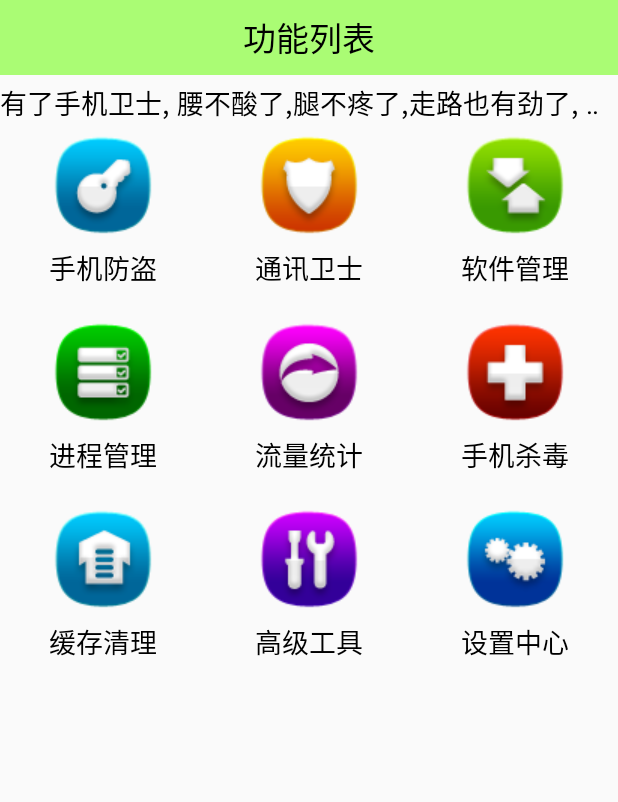
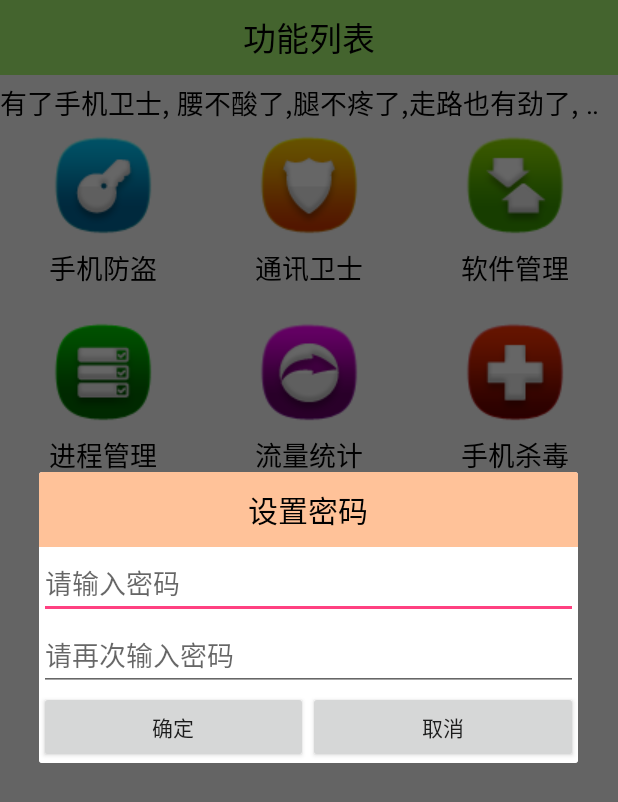
Before and after one commit to ftfrfe/PhoneGuard, an Android app: the screen it shows after launch (HomeActivity), after a tap on "手机防盗", on a phone screen of 412 x 824 dp. Shown: the top 802 px of the screen. Run offline under Robolectric (Android 15) with nearby library versions, the phone set to English and light mode, and no system bars; our stand-ins replace ButterKnife.

Commit message:
0.1.6  密码输出设置框

```diff
--- a/app/src/main/java/com/example/ggyy/phoneguard/activity/HomeActivity.java
+++ b/app/src/main/java/com/example/ggyy/phoneguard/activity/HomeActivity.java
@@ -7,15 +7,20 @@ import android.content.SharedPreferences;
 import android.os.Bundle;
 import android.text.TextUtils;
 import android.view.View;
+import android.view.View.OnClickListener;
 import android.view.ViewGroup;
 import android.widget.AdapterView;
 import android.widget.BaseAdapter;
+import android.widget.Button;
+import android.widget.EditText;
 import android.widget.GridView;
 import android.widget.AdapterView.OnItemClickListener;
 import android.widget.ImageView;
 import android.widget.TextView;
 
 import com.example.ggyy.phoneguard.R;
+import com.example.ggyy.phoneguard.utils.MD5Utils;
+import com.example.ggyy.phoneguard.utils.ToastUtils;
 
 import butterknife.Bind;
 import butterknife.ButterKnife;
@@ -34,6 +39,7 @@ public class HomeActivity extends Activity {
             R.drawable.home_taskmanager, R.drawable.home_netmanager,
             R.drawable.home_trojan, R.drawable.home_sysoptimize,
             R.drawable.home_tools, R.drawable.home_settings};
+    private Activity act = this;
 
     /**
      * 1.获取数据共享对象SharePreferences  mPerf （getSharedPreferences("congif",MODE_PREIVATE)）
@@ -87,6 +93,7 @@ public class HomeActivity extends Activity {
     }
 
     private void showPasswordInputDialog() {
+
     }
 
     private void showPasswordSetDialog() {
@@ -98,10 +105,45 @@ public class HomeActivity extends Activity {
          * 5.
          */
         AlertDialog.Builder builder = new AlertDialog.Builder(this);
-        AlertDialog dialog = builder.create();
-        View view = View.inflate(this, R.layout.dailog_input_password, null);
+        final AlertDialog dialog = builder.create();
+        View view = View.inflate(this, R.layout.dailog_set_password, null);
+        dialog.setView(view,0,0,0,0);
+        final EditText etPassword= (EditText) view.findViewById(R.id.et_password);
+        final EditText etPassworConfirm = (EditText) view.findViewById(R.id.et_password_confirm);
+
+        Button btnOk = (Button) view.findViewById(R.id.btn_ok);
+        Button btnCancel = (Button) view.findViewById(R.id.btn_cancel);
+
+        btnOk.setOnClickListener(new OnClickListener() {
+            @Override
+            public void onClick(View v) {
+                String password = etPassword.getText().toString();
+                String passwordConfirm = etPassworConfirm.getText().toString();
+
+                if(!TextUtils.isEmpty(password) && !passwordConfirm.isEmpty()){
+                    if (password.equals(passwordConfirm)){
+                        sharedPreferences.edit().putString("password",MD5Utils.encode(password)).commit();
+                        ToastUtils.showToast(act,"密码提交成功");
+                        dialog.dismiss();
+                    }
+                    else {
+                        ToastUtils.showToast(act,"两次密码不同");
+                    }
 
 
+                    }
+                else {
+                    ToastUtils.showToast(act,"输入框内容不能为空!");
+                }
+            }
+        });
+        btnCancel.setOnClickListener(new OnClickListener() {
+            @Override
+            public void onClick(View v) {
+                dialog.dismiss();
+            }
+        });
+        dialog.show();
     }
 
     class HomeAdapter extends BaseAdapter {
--- a/app/src/main/java/com/example/ggyy/phoneguard/activity/SplashActivity.java
+++ b/app/src/main/java/com/example/ggyy/phoneguard/activity/SplashActivity.java
@@ -175,17 +175,23 @@ public class SplashActivity extends AppCompatActivity {
                     //获取当前时间 等待机制
                     System.out.println("进入finally等待1S");
                     long timeEnd = System.currentTimeMillis();
-                    if (timeEnd - timeStart < 1000) {
+                    long timeUsed = timeEnd-timeStart;
+                    System.out.println("链接用时"+timeUsed);
+                    System.out.println("message+aaaaaaaaaaaa"+message);
+                    if (timeUsed < 1000) {
                         try {
-                            Thread.sleep(1000);
+                            Thread.sleep(1000-timeUsed);
                         } catch (InterruptedException e) {
                             e.printStackTrace();
                         }
+                        System.out.println("设置睡眠1s");
 
-                        mhandler.sendMessage(message);
-                        if (conn != null) {
-                            conn.disconnect();
-                        }
+                    }
+                    mhandler.sendMessage(message);
+                    System.out.println("发送message"+message);
+                    if (conn != null) {
+                        conn.disconnect();
+                        System.out.println("关闭链接");
                     }
 
                 }
--- /dev/null
+++ b/app/src/main/res/layout/dailog_set_password.xml
@@ -0,0 +1,54 @@
+<?xml version="1.0" encoding="utf-8"?>
+<LinearLayout xmlns:android="http://schemas.android.com/apk/res/android"
+    android:layout_width="match_parent"
+    android:layout_height="match_parent"
+    android:background="#fff"
+    android:orientation="vertical" >
+
+    <TextView
+        android:id="@+id/textView1"
+        android:layout_width="match_parent"
+        android:layout_height="wrap_content"
+        android:background="#66ff6600"
+        android:gravity="center"
+        android:padding="10dp"
+        android:text="设置密码"
+        android:textColor="@color/black"
+        android:textSize="20sp" />
+
+    <EditText
+        android:id="@+id/et_password"
+        android:layout_width="match_parent"
+        android:layout_height="wrap_content"
+        android:hint="请输入密码"
+        android:inputType="textPassword" >
+    </EditText>
+
+    <EditText
+        android:id="@+id/et_password_confirm"
+        android:layout_width="match_parent"
+        android:layout_height="wrap_content"
+        android:hint="请再次输入密码"
+        android:inputType="textPassword" >
+    </EditText>
+
+    <LinearLayout
+        android:layout_width="match_parent"
+        android:layout_height="wrap_content" >
+
+        <Button
+            android:id="@+id/btn_ok"
+            android:layout_width="0dp"
+            android:layout_height="wrap_content"
+            android:layout_weight="1"
+            android:text="确定" />
+
+        <Button
+            android:id="@+id/btn_cancel"
+            android:layout_width="0dp"
+            android:layout_height="wrap_content"
+            android:layout_weight="1"
+            android:text="取消" />
+    </LinearLayout>
+
+</LinearLayout>
```
